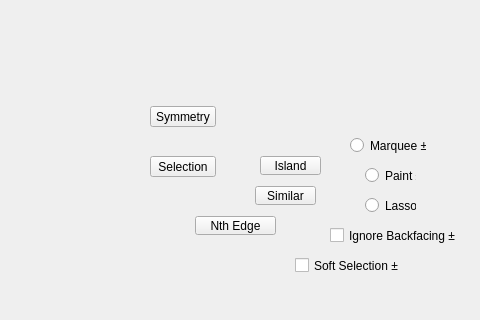
Above: tentacle/ui/selection#submenu.ui from m3trik/tentacle before the change; both pictures show x 120 to 600 and y 134 to 454 of the 600 by 600 pixel window. Below: the same form after it.
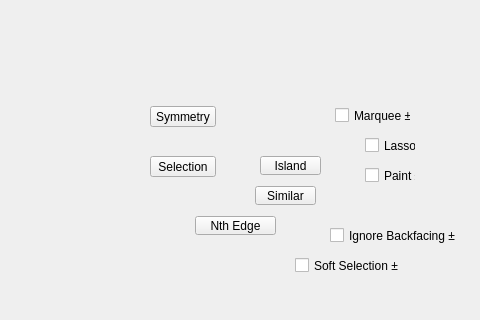
That is the form after the change. Custom widgets are drawn as their Qt base class.

```diff
--- a/tentacle/ui/selection#submenu.ui
+++ b/tentacle/ui/selection#submenu.ui
@@ -112,14 +112,14 @@
      <string>Symmetry</string>
     </property>
    </widget>
-   <widget class="QRadioButton" name="chk006">
+   <widget class="QCheckBox" name="chk006">
     <property name="enabled">
      <bool>true</bool>
     </property>
     <property name="geometry">
      <rect>
       <x>485</x>
-      <y>330</y>
+      <y>270</y>
       <width>51</width>
       <height>19</height>
      </rect>
@@ -239,14 +239,14 @@
      </size>
     </property>
    </widget>
-   <widget class="QRadioButton" name="chk005">
+   <widget class="QCheckBox" name="chk005">
     <property name="enabled">
      <bool>true</bool>
     </property>
     <property name="geometry">
      <rect>
-      <x>470</x>
-      <y>270</y>
+      <x>455</x>
+      <y>240</y>
       <width>76</width>
       <height>19</height>
      </rect>
@@ -273,7 +273,7 @@
      <bool>true</bool>
     </property>
    </widget>
-   <widget class="QRadioButton" name="chk007">
+   <widget class="QCheckBox" name="chk007">
     <property name="enabled">
      <bool>true</bool>
     </property>
```
